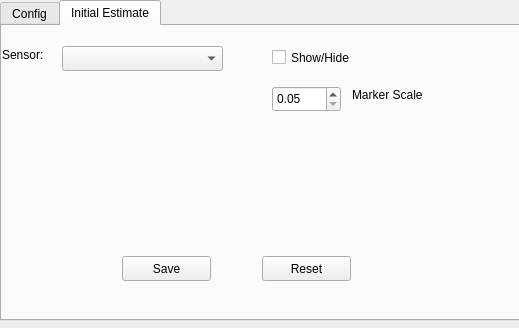
Before: the Qt Designer form atom_rviz_plugin/src/ui/calibration_panel.ui in lardemua/atom_rviz_plugin, drawn with Qt 5.
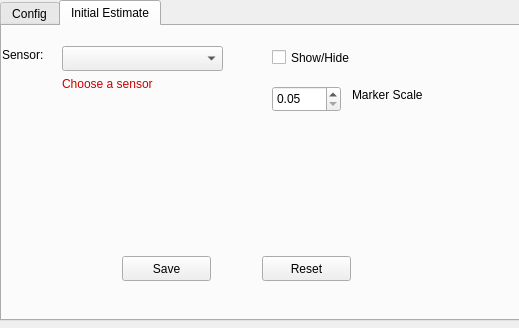
After: the same form once the commit is applied.

Commit message: Code (still in progress) for set_initial_estimate: save and reset buttons completed.

The edit to the form file:
```diff
--- a/atom_rviz_plugin/src/ui/calibration_panel.ui
+++ b/atom_rviz_plugin/src/ui/calibration_panel.ui
@@ -1132,6 +1132,22 @@
       <string>Sensor:</string>
      </property>
     </widget>
+    <widget class="QLabel" name="init_estimate_sensor_label">
+     <property name="geometry">
+      <rect>
+       <x>60</x>
+       <y>50</y>
+       <width>131</width>
+       <height>17</height>
+      </rect>
+     </property>
+     <property name="lineWidth">
+      <number>1</number>
+     </property>
+     <property name="text">
+      <string>&lt;html&gt;&lt;head/&gt;&lt;body&gt;&lt;p&gt;&lt;span style=&quot; color:#cc0000;&quot;&gt;Choose a sensor&lt;/span&gt;&lt;/p&gt;&lt;/body&gt;&lt;/html&gt;</string>
+     </property>
+    </widget>
    </widget>
   </widget>
  </widget>
```
The commit also changes 3 other files.
